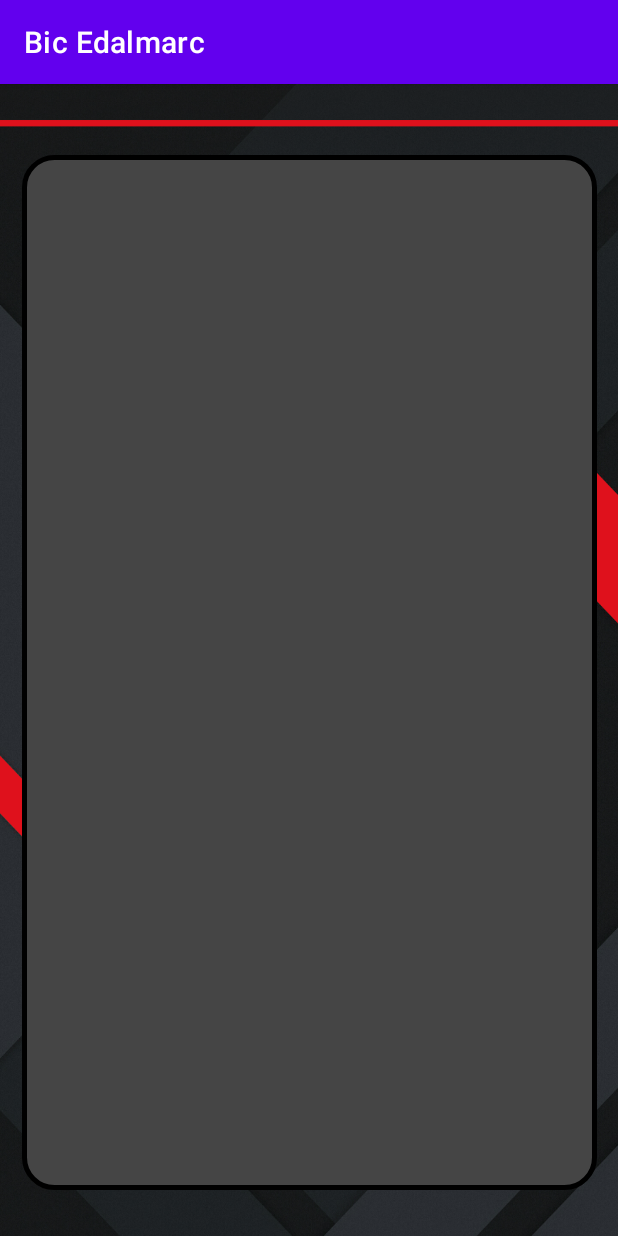
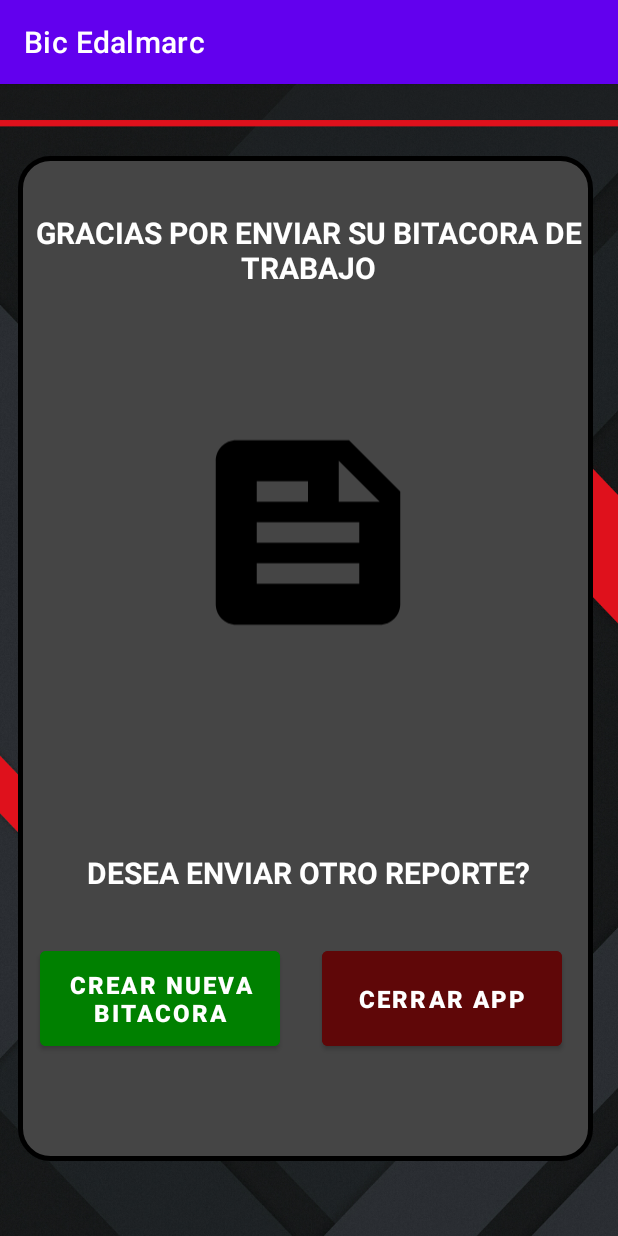
Before and after one commit to Teran894/Bic_Edalmarc, an Android app: the VerReporte screen opened directly, with no data from a screen before it, on a phone screen of 412 x 824 dp. Run offline under Robolectric (Android 15) with nearby library versions, the light colour scheme and no system bars.

Commit message:
Edgar si esta viendo esto, veeme a la 1.
La aplicacion ya permite cerrar y abrir una bitacora nueva, la firma tendra que ser enviada aparte.

```diff
--- a/app/build.gradle
+++ b/app/build.gradle
@@ -38,4 +38,5 @@ dependencies {
     androidTestImplementation 'androidx.test.espresso:espresso-core:3.4.0'
     implementation 'com.github.gcacace:signature-pad:1.3.1'
     implementation 'com.android.volley:volley:1.2.1'
+    implementation 'pl.droidsonroids.gif:android-gif-drawable:1.2.19'
 }
--- a/app/src/main/java/com/example/edalmarc/FormularioTotal.java
+++ b/app/src/main/java/com/example/edalmarc/FormularioTotal.java
@@ -138,12 +138,10 @@ public class FormularioTotal extends AppCompatActivity {
         int mHour = c.get(Calendar.HOUR);
         int mMinute = c.get(Calendar.MINUTE);
 
-        EditText edt_time=(EditText) findViewById(R.id.TiempoDeEntrada);
-        edt_time.setText(mHour +":"+ mMinute);
     }
 
     public void enviarreporter(){
-        Intent intent = new Intent(this, FormularioTotal.class);
+        Intent intent = new Intent(this, VerReporte.class);
         startActivity(intent);
         Toast.makeText(getApplicationContext(), "REPORTE ENVIADO", Toast.LENGTH_SHORT).show();
 
@@ -221,14 +219,16 @@ public class FormularioTotal extends AppCompatActivity {
             enviarbitacora.setEnabled(!DescripcionTrabajoInput.isEmpty() && DescripcionTrabajoInput.length() > 25 && !HoraInicioInput.isEmpty() &&
                     !NombreClienteInput.isEmpty() && !TelefonoClienteInput.isEmpty() && !DireccionClienteInput.isEmpty() && !TipoTecnicoInput.isEmpty() && !NombreTecnicoInput.isEmpty() &&
                     !HoraFinalInput.isEmpty());
-            if (DescripcionTrabajoInput.isEmpty() || DescripcionTrabajoInput.length() < 25) {
-                Toast.makeText(FormularioTotal.this, "Su descripcion es muy corta", Toast.LENGTH_SHORT).show();
-            }
         }
 
         @Override
         public void afterTextChanged(Editable s) {
-
+            /*
+            String DescripcionTrabajoInput = editTextDescripcionTrabajo.getText().toString().trim();
+            if (DescripcionTrabajoInput.isEmpty() || DescripcionTrabajoInput.length() < 25) {
+                Toast.makeText(FormularioTotal.this, "Su descripcion es muy corta", Toast.LENGTH_SHORT).show();
+            }
+            */
         }
     };
 }
--- a/app/src/main/java/com/example/edalmarc/VerReporte.java
+++ b/app/src/main/java/com/example/edalmarc/VerReporte.java
@@ -1,41 +1,76 @@
 package com.example.edalmarc;
 
+import androidx.appcompat.app.AlertDialog;
 import androidx.appcompat.app.AppCompatActivity;
 
+import android.annotation.SuppressLint;
+import android.content.DialogInterface;
+import android.content.Intent;
+import android.graphics.Bitmap;
 import android.graphics.Color;
 import android.os.Bundle;
 import android.util.Log;
 import android.view.View;
 import android.widget.AdapterView;
 import android.widget.ArrayAdapter;
+import android.widget.Button;
 import android.widget.Spinner;
 import android.app.Activity;
 import android.widget.TextView;
+import android.widget.Toast;
 
 public class VerReporte extends AppCompatActivity {
 
-    private Spinner spinner;
+    private Button Cerrapplicacion, crearNuevaBitacora;
 
     @Override
     protected void onCreate(Bundle savedInstanceState) {
         super.onCreate(savedInstanceState);
         setContentView(R.layout.activity_ver_reporte);
 
+        Cerrapplicacion = (Button) findViewById(R.id.CerrarAPP);
+        crearNuevaBitacora = (Button) findViewById(R.id.OtroReporte);
 
+        Cerrapplicacion.setOnClickListener(new View.OnClickListener() {
+            @Override
+            public void onClick(View view) {
+                CerrarApp();
+            }
+        });
 
-        // Create an ArrayAdapter using the string array and a default spinner
-        ArrayAdapter<CharSequence> staticAdapter  = ArrayAdapter.createFromResource(this, R.array.Filtrar, R.layout.spinner_item);
-        //ArrayAdapter<CharSequence> staticAdapter = ArrayAdapter.createFromResource(this, R.array.Filtrar,android.R.layout.simple_spinner_item);
-
-        // Specify the layout to use when the list of choices appears
-        staticAdapter.setDropDownViewResource(R.layout.spinner_dropdown_item);
-        //staticAdapter.setDropDownViewResource(android.R.layout.simple_spinner_dropdown_item);
-
-        // Apply the adapter to the spinner
-
-
+        crearNuevaBitacora.setOnClickListener(new View.OnClickListener() {
+            @Override
+            public void onClick(View view) {
+                NuevoReporte();
+            }
+        });
 
 
     }
 
+    public void NuevoReporte(){
+        Intent intent = new Intent(this, FormularioTotal.class);
+        startActivity(intent);
+    }
+
+    public void CerrarApp(){
+        AlertDialog.Builder confirmar = new AlertDialog.Builder(VerReporte.this);
+        confirmar.setTitle("Bic-Edalmarc - Cerrar applicacion");
+        confirmar.setMessage("Estas seguro de cerrar la app?").setCancelable(false);
+        confirmar.setPositiveButton("Si", new DialogInterface.OnClickListener() {
+            @Override
+            public void onClick(DialogInterface dialog, int i) {
+                Toast.makeText(VerReporte.this, "Has salido de la applicacion", Toast.LENGTH_SHORT).show();
+                finishAffinity();
+            }
+        });
+        confirmar.setNegativeButton("No", new DialogInterface.OnClickListener() {
+            @Override
+            public void onClick(DialogInterface dialog, int i) {
+                dialog.cancel();
+            }
+        });
+        confirmar.show();
+    }
+
 }
--- /dev/null
+++ b/app/src/main/res/drawable/reporte.xml
@@ -0,0 +1,5 @@
+<vector android:autoMirrored="true" android:height="24dp"
+    android:tint="#000000" android:viewportHeight="24"
+    android:viewportWidth="24" android:width="24dp" xmlns:android="http://schemas.android.com/apk/res/android">
+    <path android:fillColor="@android:color/white" android:pathData="M16,3H5C3.9,3 3,3.9 3,5v14c0,1.1 0.9,2 2,2h14c1.1,0 2,-0.9 2,-2V8L16,3zM7,7h5v2H7V7zM17,17H7v-2h10V17zM17,13H7v-2h10V13zM15,9V5l4,4H15z"/>
+</vector>
--- a/app/src/main/res/layout/activity_formulario_total.xml
+++ b/app/src/main/res/layout/activity_formulario_total.xml
@@ -8,8 +8,6 @@
     android:screenOrientation="portrait"
     tools:context=".FormularioTotal">
 
-
-
     <EditText
         android:id="@+id/TiempoDeEntrada"
         android:layout_width="180dp"
@@ -17,8 +15,9 @@
         android:background="@drawable/customborder"
         android:gravity="center"
         android:hint=" Formato 0 a 24hr"
-        android:inputType="time"
+        android:inputType="none"
         android:editable="false"
+        android:focusable="false"
         android:maxLength="5"
         android:textColor="@color/black"
         android:textColorHint="@color/silver"
@@ -286,8 +285,7 @@
                 android:layout_height="135dp"
                 android:background="@drawable/customborder"
                 android:ems="10"
-                android:gravity="center"
-                android:hint=" Trabajo realizado \ndurante su jornada"
+                android:hint=" Trabajo realizado durante su jornada"
                 android:inputType="textPersonName"
                 android:textColor="@color/black"
                 android:textColorHint="@color/silver"
@@ -321,8 +319,8 @@
 
             <ImageView
                 android:id="@+id/imagenasubir"
-                android:layout_width="150dp"
-                android:layout_height="150dp"
+                android:layout_width="45dp"
+                android:layout_height="45dp"
                 android:layout_centerInParent="true" />
 
             <TextView
@@ -366,7 +364,7 @@
 
             <EditText
                 android:id="@+id/MaterialDesc"
-                android:layout_width="170dp"
+                android:layout_width="270dp"
                 android:layout_height="65dp"
                 android:background="@drawable/customborder"
                 android:ems="10"
@@ -389,7 +387,7 @@
 
             <EditText
                 android:id="@+id/MaterialDinero"
-                android:layout_width="170dp"
+                android:layout_width="270dp"
                 android:layout_height="65dp"
                 android:background="@drawable/customborder"
                 android:ems="10"
--- a/app/src/main/res/layout/activity_main.xml
+++ b/app/src/main/res/layout/activity_main.xml
@@ -100,7 +100,7 @@
         android:layout_width="184dp"
         android:layout_height="50dp"
         android:gravity="center"
-        android:text="INICIO DE SESION"
+        android:text="PAGINA DE INICIO"
         android:textColor="@color/white"
         android:textSize="20dp"
         app:layout_constraintBottom_toBottomOf="parent"
--- a/app/src/main/res/layout/activity_ver_reporte.xml
+++ b/app/src/main/res/layout/activity_ver_reporte.xml
@@ -10,28 +10,94 @@
 
 
     <TextView
+        android:id="@+id/textView8"
         android:layout_width="383dp"
-        android:layout_height="690dp"
+        android:layout_height="670dp"
         android:background="@drawable/menuiniciocolor"
         app:layout_constraintBottom_toBottomOf="parent"
         app:layout_constraintEnd_toEndOf="parent"
+        app:layout_constraintHorizontal_bias="0.428"
         app:layout_constraintStart_toStartOf="parent"
         app:layout_constraintTop_toTopOf="parent"
-        app:layout_constraintVertical_bias="0.609" />
+        app:layout_constraintVertical_bias="0.491" />
 
-    <ScrollView
-        android:layout_width="365dp"
-        android:layout_height="643dp"
+    <TextView
+        android:id="@+id/REPORTEACEPTADO"
+        android:layout_width="370dp"
+        android:layout_height="wrap_content"
+        android:gravity="center"
+        android:text="GRACIAS POR ENVIAR SU BITACORA DE TRABAJO"
+        android:textColor="@color/white"
+        android:textSize="20dp"
+        android:textStyle="bold"
         app:layout_constraintBottom_toBottomOf="parent"
         app:layout_constraintEnd_toEndOf="parent"
+        app:layout_constraintHorizontal_bias="0.487"
         app:layout_constraintStart_toStartOf="parent"
-        app:layout_constraintTop_toTopOf="parent">
+        app:layout_constraintTop_toTopOf="parent"
+        app:layout_constraintVertical_bias="0.119" />
 
-        <LinearLayout
-            android:layout_width="match_parent"
-            android:layout_height="wrap_content"
-            android:orientation="vertical"/>
+    <TextView
+        android:id="@+id/ACCIONSIG"
+        android:layout_width="wrap_content"
+        android:layout_height="wrap_content"
+        android:gravity="center"
+        android:text="DESEA ENVIAR OTRO REPORTE?"
+        android:textColor="@color/white"
+        android:textSize="20dp"
+        android:textStyle="bold"
+        app:layout_constraintBottom_toBottomOf="parent"
+        app:layout_constraintEnd_toEndOf="parent"
+        app:layout_constraintHorizontal_bias="0.495"
+        app:layout_constraintStart_toStartOf="parent"
+        app:layout_constraintTop_toTopOf="parent"
+        app:layout_constraintVertical_bias="0.691" />
 
-    </ScrollView>
+    <Button
+        android:id="@+id/OtroReporte"
+        android:layout_width="160dp"
+        android:layout_height="75dp"
+        android:backgroundTint="@color/green"
+        android:text="Crear nueva Bitacora"
+        android:textColor="@color/white"
+        android:textSize="16dp"
+        android:textStyle="bold"
+        app:layout_constraintBottom_toBottomOf="parent"
+        app:layout_constraintEnd_toEndOf="parent"
+        app:layout_constraintHorizontal_bias="0.107"
+        app:layout_constraintStart_toStartOf="parent"
+        app:layout_constraintTop_toTopOf="parent"
+        app:layout_constraintVertical_bias="0.826"
+        tools:ignore="HardcodedText,SpUsage" />
+
+    <Button
+        android:id="@+id/CerrarAPP"
+        android:layout_width="160dp"
+        android:layout_height="75dp"
+        android:backgroundTint="@color/dark_red"
+        android:text="Cerrar app"
+        android:textColor="@color/white"
+        android:textSize="16dp"
+        android:textStyle="bold"
+        app:layout_constraintBottom_toBottomOf="parent"
+        app:layout_constraintEnd_toEndOf="parent"
+        app:layout_constraintHorizontal_bias="0.852"
+        app:layout_constraintStart_toStartOf="parent"
+        app:layout_constraintTop_toTopOf="parent"
+        app:layout_constraintVertical_bias="0.826"
+        tools:ignore="HardcodedText,SpUsage" />
+
+    <ImageView
+        android:id="@+id/felicidades"
+        android:layout_width="164dp"
+        android:layout_height="187dp"
+        app:layout_constraintBottom_toBottomOf="parent"
+        app:layout_constraintEnd_toEndOf="parent"
+        app:layout_constraintHorizontal_bias="0.497"
+        app:layout_constraintStart_toStartOf="parent"
+        app:layout_constraintTop_toTopOf="parent"
+        app:layout_constraintVertical_bias="0.354"
+        app:srcCompat="@drawable/reporte" />
+
 
 </androidx.constraintlayout.widget.ConstraintLayout>
--- a/app/src/main/res/values/colors.xml
+++ b/app/src/main/res/values/colors.xml
@@ -21,4 +21,5 @@
     <color name="rhino">#454545</color>
     <color name="red">#b30b09</color>
     <color name="dark_red">#5f0708</color>
+    <color name="green">#008000</color>
 </resources>
```
